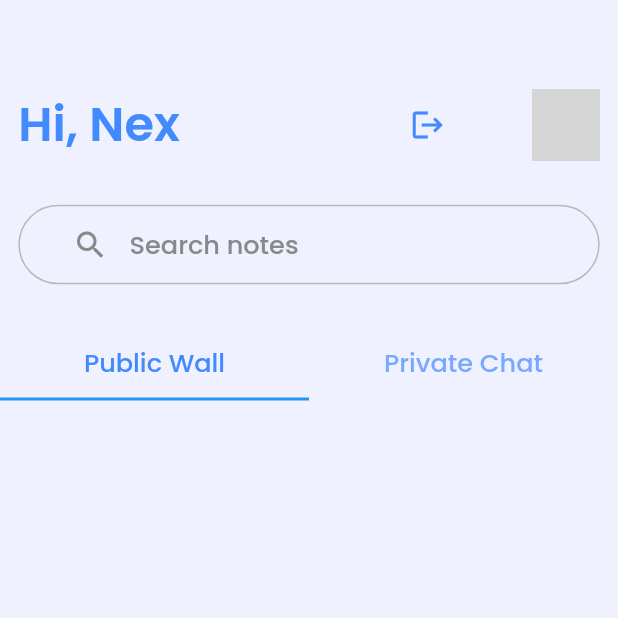
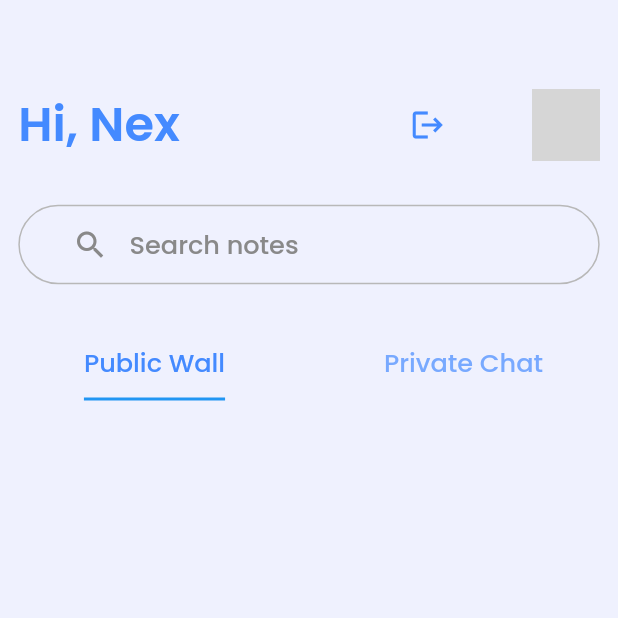
Before and after one commit to nitin-787/uni-notes, a Flutter app: the NewNotesView screen opened directly, on a phone screen of 412 x 824 dp, the top half of it. Run offline on Flutter 3.47's test engine with Material 2 defaults, Android fonts, the phone set to English and light mode, and no system bars; our stand-ins replace bloc, cloud_firestore, equatable, file_picker, firebase_auth, firebase_core and 6 more; accounts and stored records are empty; generated files the repository leaves out were written again; grey boxes are pictures that could not be loaded.

```diff
--- a/lib/views/home/widget/slider.dart
+++ b/lib/views/home/widget/slider.dart
@@ -12,9 +12,11 @@ class NotesSlider extends StatelessWidget {
     return DefaultTabController(
       length: 2,
       child: SingleChildScrollView(
+        physics: const NeverScrollableScrollPhysics(),
         child: Column(
           children: [
             TabBar(
+              indicatorSize: TabBarIndicatorSize.label,
               labelStyle: GoogleFonts.poppins(
                 fontSize: screenWidth(11.19),
                 fontWeight: FontWeight.w500,
```
